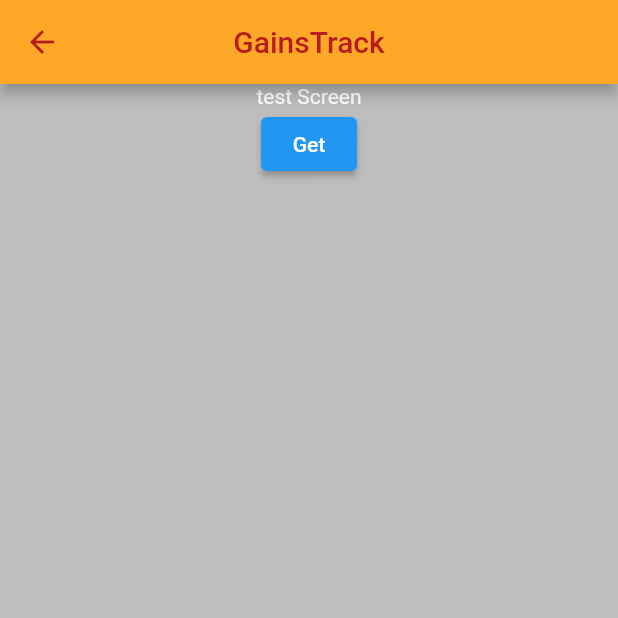
After one commit to VToporan/WorkoutTracker, a Flutter app: the screen it shows after launch, after a tap on "R'equest", on a phone screen of 412 x 824 dp, the top half of it. The commit adds this screen. Run offline on Flutter 3.47's test engine with Material 2 defaults, Android fonts, the phone set to English and light mode, and no system bars; network calls fail.

Commit message:
Adds basic https request example

```diff
--- a/frontend/lib/main.dart
+++ b/frontend/lib/main.dart
@@ -2,6 +2,7 @@ import 'package:flutter/material.dart';
 import 'history.dart';
 import 'login.dart';
 import 'register.dart';
+import 'testRequests.dart';
 
 void main() {
   runApp(const MaterialApp(home: Home()));
@@ -48,6 +49,13 @@ class Home extends StatelessWidget {
                 },
                 child: const Text("R'egister"),
               ),
+              ElevatedButton(
+                onPressed: () {
+                  Navigator.push(context,
+                      MaterialPageRoute(builder: (context) => testRequest()));
+                },
+                child: const Text("R'equest"),
+              ),
             ],
           ),
         ));
--- /dev/null
+++ b/frontend/lib/testRequests.dart
@@ -0,0 +1,42 @@
+import 'dart:convert';
+import 'package:flutter/material.dart';
+import 'package:http/http.dart';
+
+class testRequest extends StatelessWidget {
+  testRequest({super.key});
+
+  Future<Response> fetchData() async {
+    String url = 'https://jsonplaceholder.typicode.com/albums/1';
+    final resp = await get(url);
+    print(json.decode(resp.body));
+    return resp;
+  }
+
+  @override
+  Widget build(BuildContext context) {
+    return Scaffold(
+        backgroundColor: Colors.black26,
+        appBar: AppBar(
+          title: const Text("GainsTrack"),
+          centerTitle: true,
+          backgroundColor: Colors.orange[400],
+          foregroundColor: Colors.red[900],
+        ),
+        body: Center(
+          child: Column(
+            children: [
+              const Text(
+                "test Screen",
+                style: TextStyle(color: Colors.white),
+              ),
+              ElevatedButton(
+                onPressed: () {
+                  Future<Response> resp = fetchData();
+                },
+                child: const Text("Get"),
+              ),
+            ],
+          ),
+        ));
+  }
+}
--- a/frontend/pubspec.yaml
+++ b/frontend/pubspec.yaml
@@ -31,6 +31,7 @@ environment:
 dependencies:
   flutter:
     sdk: flutter
+  http: ^0.12.0+2
 
 
   # The following adds the Cupertino Icons font to your application.
```
Also changed, not shown: frontend/pubspec.lock, 1 other file.
